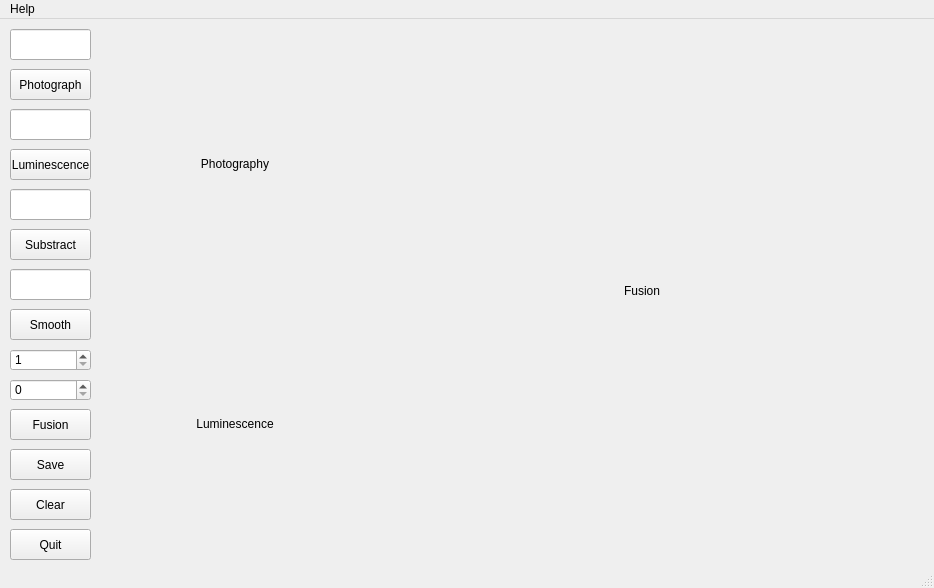
caoxin918/ImagePseudoColor, file ImagePseudoColor/imagepseudocolor.ui: the form before one commit.
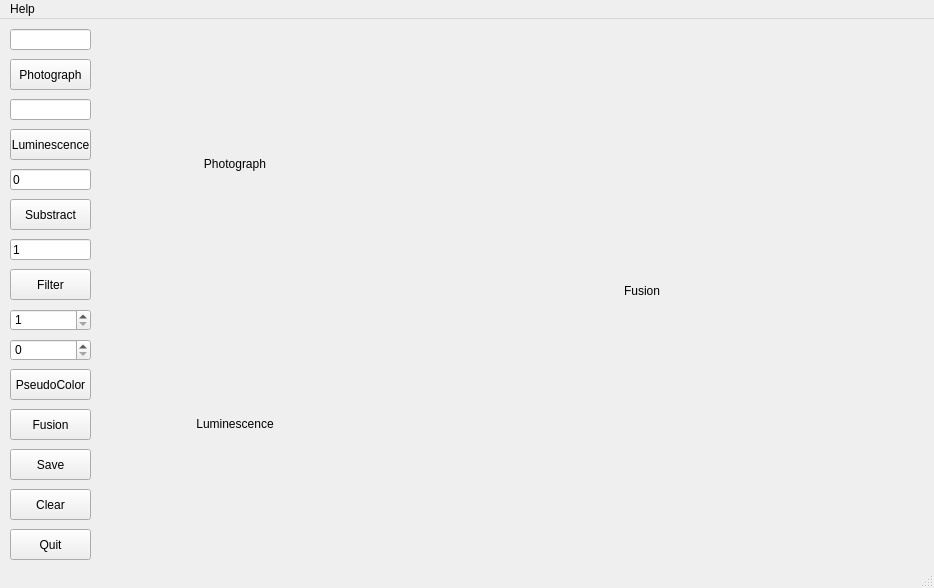
The form after the commit.

```diff
--- a/ImagePseudoColor/imagepseudocolor.ui
+++ b/ImagePseudoColor/imagepseudocolor.ui
@@ -10,10 +10,16 @@
     <height>588</height>
    </rect>
   </property>
+  <property name="minimumSize">
+   <size>
+    <width>934</width>
+    <height>588</height>
+   </size>
+  </property>
   <property name="maximumSize">
    <size>
     <width>934</width>
-    <height>597</height>
+    <height>588</height>
    </size>
   </property>
   <property name="windowTitle">
@@ -26,7 +32,7 @@
       <x>10</x>
       <y>10</y>
       <width>81</width>
-      <height>31</height>
+      <height>21</height>
      </rect>
     </property>
     <property name="readOnly">
@@ -37,7 +43,7 @@
     <property name="geometry">
      <rect>
       <x>10</x>
-      <y>50</y>
+      <y>40</y>
       <width>81</width>
       <height>31</height>
      </rect>
@@ -50,9 +56,9 @@
     <property name="geometry">
      <rect>
       <x>10</x>
-      <y>90</y>
+      <y>80</y>
       <width>81</width>
-      <height>31</height>
+      <height>21</height>
      </rect>
     </property>
     <property name="readOnly">
@@ -63,7 +69,7 @@
     <property name="geometry">
      <rect>
       <x>10</x>
-      <y>130</y>
+      <y>110</y>
       <width>81</width>
       <height>31</height>
      </rect>
@@ -76,11 +82,14 @@
     <property name="geometry">
      <rect>
       <x>10</x>
-      <y>170</y>
+      <y>150</y>
       <width>81</width>
-      <height>31</height>
+      <height>21</height>
      </rect>
     </property>
+    <property name="text">
+     <string>0</string>
+    </property>
    </widget>
    <widget class="QPushButton" name="pushButtonClear">
     <property name="geometry">
@@ -108,20 +117,7 @@
      <string>Save</string>
     </property>
    </widget>
-   <widget class="QPushButton" name="pushButtonSmooth">
-    <property name="geometry">
-     <rect>
-      <x>10</x>
-      <y>290</y>
-      <width>81</width>
-      <height>31</height>
-     </rect>
-    </property>
-    <property name="text">
-     <string>Smooth</string>
-    </property>
-   </widget>
-   <widget class="QLineEdit" name="SmoothLineEdit">
+   <widget class="QPushButton" name="pushButtonFilter">
     <property name="geometry">
      <rect>
       <x>10</x>
@@ -130,6 +126,22 @@
       <height>31</height>
      </rect>
     </property>
+    <property name="text">
+     <string>Filter</string>
+    </property>
+   </widget>
+   <widget class="QLineEdit" name="FilterLineEdit">
+    <property name="geometry">
+     <rect>
+      <x>10</x>
+      <y>220</y>
+      <width>81</width>
+      <height>21</height>
+     </rect>
+    </property>
+    <property name="text">
+     <string>1</string>
+    </property>
    </widget>
    <widget class="QPushButton" name="pushButtonQuit">
     <property name="geometry">
@@ -161,7 +173,7 @@
     <property name="geometry">
      <rect>
       <x>10</x>
-      <y>210</y>
+      <y>180</y>
       <width>81</width>
       <height>31</height>
      </rect>
@@ -174,7 +186,7 @@
     <property name="geometry">
      <rect>
       <x>10</x>
-      <y>330</y>
+      <y>290</y>
       <width>81</width>
       <height>22</height>
      </rect>
@@ -193,7 +205,7 @@
     <property name="geometry">
      <rect>
       <x>10</x>
-      <y>360</y>
+      <y>320</y>
       <width>81</width>
       <height>22</height>
      </rect>
@@ -215,7 +227,7 @@
      </rect>
     </property>
     <property name="text">
-     <string>Photography</string>
+     <string>Photograph</string>
     </property>
     <property name="alignment">
      <set>Qt::AlignCenter</set>
@@ -256,6 +268,19 @@
      <set>Qt::AlignCenter</set>
     </property>
    </widget>
+   <widget class="QPushButton" name="pushButtonPseudoColor">
+    <property name="geometry">
+     <rect>
+      <x>10</x>
+      <y>350</y>
+      <width>81</width>
+      <height>31</height>
+     </rect>
+    </property>
+    <property name="text">
+     <string>PseudoColor</string>
+    </property>
+   </widget>
   </widget>
   <widget class="QMenuBar" name="menuBar">
    <property name="geometry">
```
Left out of the diff: 2 changed lines with no effect on the pictures.
